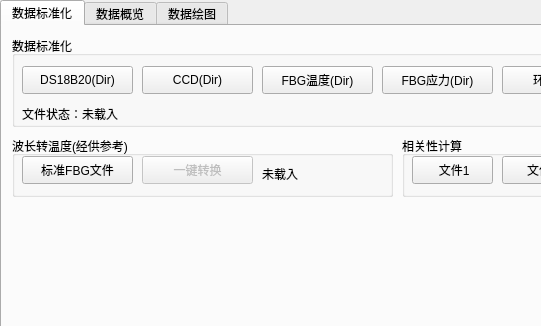
Before: the Qt Designer form mainwindow.ui in jiangfangzheng/JfzDataLab, drawn with Qt 5; both pictures show x 0 to 541 and y 0 to 326 of the 1000 by 600 pixel window.
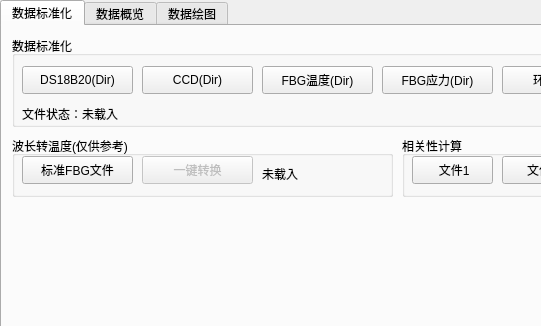
After: the same form once the commit is applied.

Commit message: 开新线程处理环境温度

```diff
--- a/mainwindow.ui
+++ b/mainwindow.ui
@@ -157,7 +157,7 @@
        </rect>
       </property>
       <property name="title">
-       <string>波长转温度(经供参考)</string>
+       <string>波长转温度(仅供参考)</string>
       </property>
       <widget class="QPushButton" name="pushButton_LoadFBGT">
        <property name="geometry">
```
Left out of the diff: 2 changed lines with no effect on the pictures. The commit also changes 9 other files.
